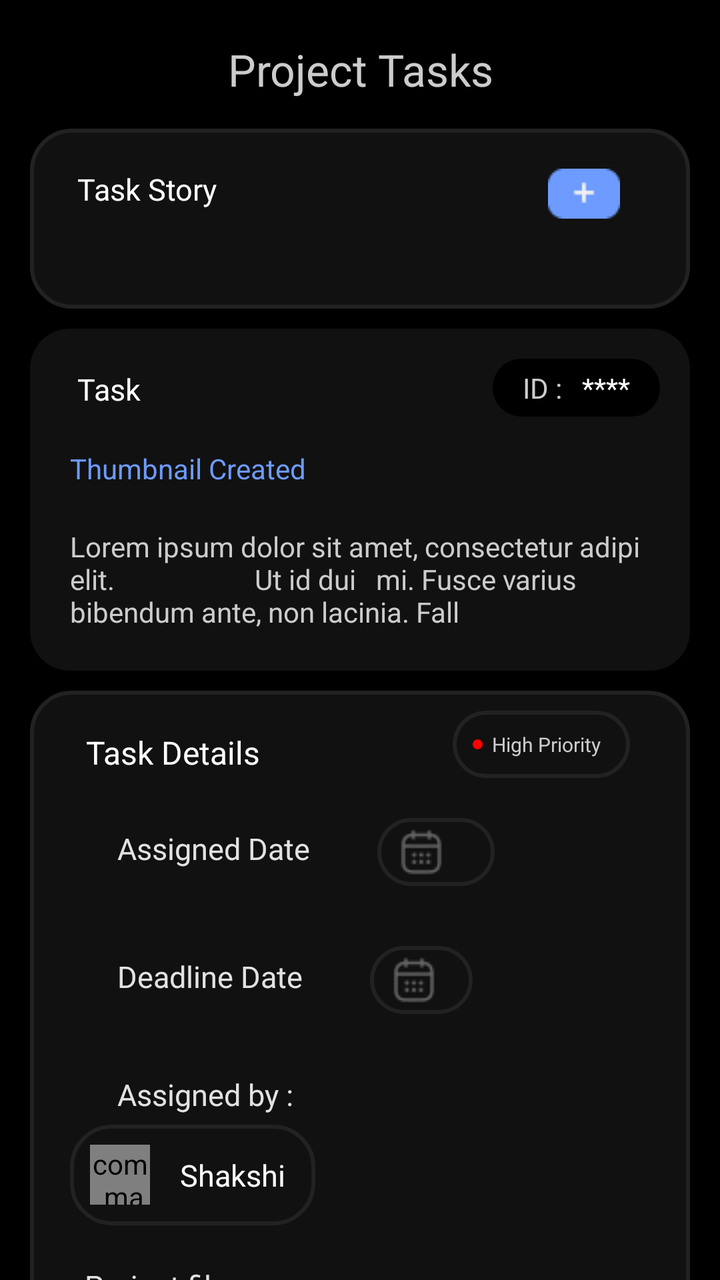
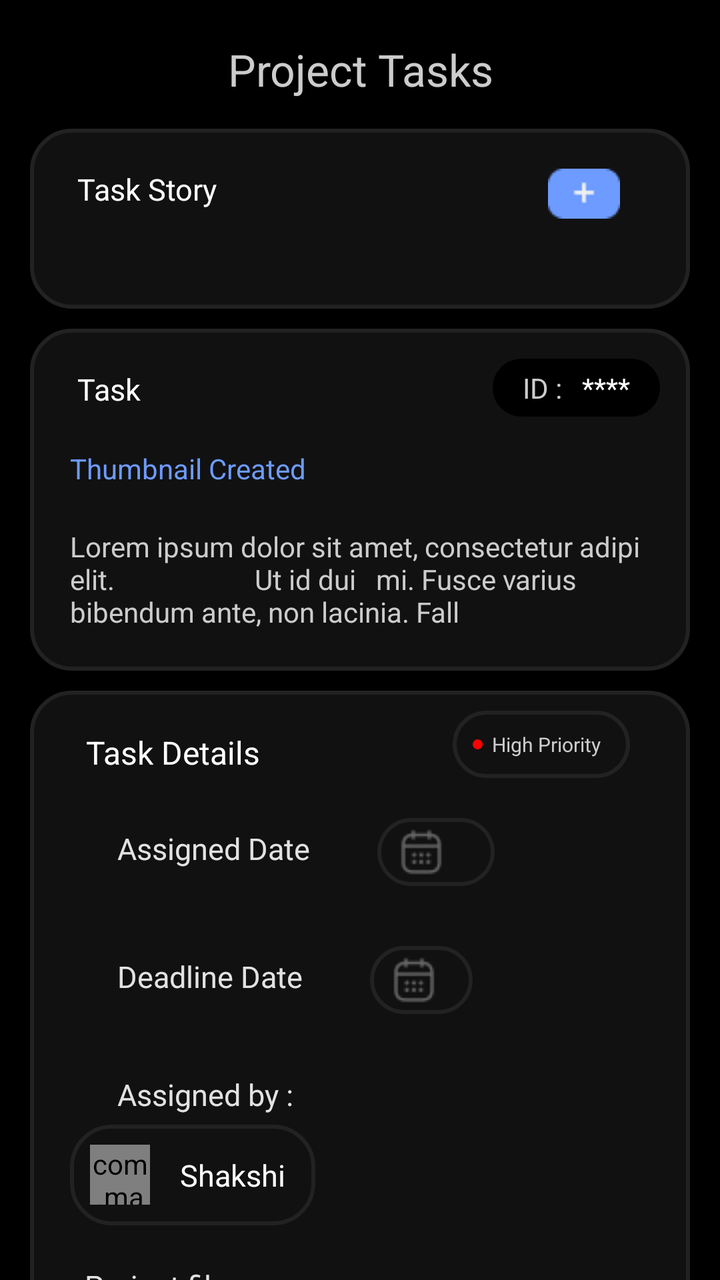

The first picture is an Android layout as it rendered before a commit; the second is the same layout after the commit. The layout source and the unified diff follow.
<!-- AndroidManifest.xml: application theme AppTheme -->
<!-- res/layout/fragment_story_view.xml -->
<?xml version="1.0" encoding="utf-8"?>
<layout xmlns:android="http://schemas.android.com/apk/res/android"
    xmlns:app="http://schemas.android.com/apk/res-auto">

    <ScrollView xmlns:tools="http://schemas.android.com/tools"
        android:layout_width="match_parent"
        android:layout_height="match_parent"
        android:background="@color/black"
        android:clickable="true"
        android:focusable="true">


        <LinearLayout
            android:layout_width="match_parent"
            android:layout_height="wrap_content"
            android:orientation="vertical"
            android:padding="@dimen/_10"
            tools:context=".manager.activity.SubTaskFragment">

            <TextView
                android:layout_width="match_parent"
                android:layout_height="wrap_content"
                android:layout_margin="@dimen/_10"
                android:gravity="center"
                android:text=" Project Tasks "
                android:textColor="@color/greyforText"
                android:textSize="22sp" />
            <LinearLayout
                android:layout_width="match_parent"
                android:layout_height="wrap_content"
                android:layout_margin="@dimen/_5dp"
                android:background="@drawable/dark_grey_bg"
                android:orientation="vertical"
                android:padding="@dimen/_10">

                <TextView
                    android:id="@+id/addStory"
                    android:layout_width="match_parent"
                    android:layout_height="wrap_content"
                    android:layout_margin="@dimen/_5dp"
                    android:drawableEnd="@drawable/plus"
                    android:padding="@dimen/_5dp"
                    android:paddingEnd="@dimen/_20dp"
                    android:text=" Task Story "
                    android:textColor="@color/white"
                    android:textSize="@dimen/_15" />

                <androidx.recyclerview.widget.RecyclerView
                    android:id="@+id/storyRecycler"
                    android:layout_width="match_parent"
                    android:layout_height="wrap_content"
                    android:layout_marginBottom="@dimen/_20dp"
                    android:layout_marginTop="@dimen/_5dp"
                    android:background="@drawable/grey_bg_rounded" />
            </LinearLayout>
            <RelativeLayout
                android:layout_width="match_parent"
                android:layout_height="wrap_content"
                android:layout_margin="@dimen/_5dp"
                android:background="@drawable/grey_bg_rounded"
                android:padding="@dimen/_10">

                <TextView
                    android:id="@+id/task"
                    android:layout_width="wrap_content"
                    android:layout_height="wrap_content"
                    android:layout_margin="@dimen/_5dp"
                    android:padding="@dimen/_5dp"
                    android:text=" Task "
                    android:textColor="@color/white"
                    android:textSize="@dimen/_15" />

                <TextView
                    android:id="@+id/heading"
                    android:layout_width="wrap_content"
                    android:layout_height="wrap_content"
                    android:layout_below="@id/task"
                    android:layout_margin="@dimen/_5dp"
                    android:padding="@dimen/_5dp"
                    android:text="Thumbnail Created"
                    android:textColor="@color/Blue" />

                <LinearLayout
                    android:id="@+id/firstlay"
                    android:layout_width="wrap_content"
                    android:layout_height="wrap_content"
                    android:layout_alignParentEnd="true"
                    android:layout_margin="@dimen/_5dp"
                    android:layout_marginStart="@dimen/_20dp"
                    android:layout_weight=".5"
                    android:background="@drawable/black_button"
                    android:padding="@dimen/_5dp">

                    <TextView
                        android:layout_width="wrap_content"
                        android:layout_height="wrap_content"
                        android:paddingStart="10dp"
                        android:text="ID :"
                        android:textColor="@color/greyforText" />

                    <TextView
                        android:id="@+id/id"
                        android:layout_width="wrap_content"
                        android:layout_height="wrap_content"
                        android:paddingStart="@dimen/_10"
                        android:paddingEnd="@dimen/_10"
                        android:text="****"
                        android:textColor="@color/white" />

                </LinearLayout>

                <TextView
                    android:id="@+id/details"
                    android:layout_width="match_parent"
                    android:layout_height="wrap_content"
                    android:layout_below="@+id/heading"
                    android:layout_margin="@dimen/_10dp"
                    android:text="Lorem ipsum dolor sit amet, consectetur adipi elit.
                    Ut id dui   mi. Fusce varius bibendum ante, non lacinia. Fall "
                    android:textColor="@color/greyforText" />


            </RelativeLayout>

            <RelativeLayout

                android:layout_width="match_parent"
                android:layout_height="wrap_content"
                android:layout_margin="@dimen/_5dp"
                android:background="@drawable/dark_grey_bg"
                android:padding="@dimen/_10">

                <TextView
                    android:layout_width="wrap_content"
                    android:layout_height="wrap_content"
                    android:layout_marginStart="@dimen/_10"
                    android:layout_marginTop="@dimen/_10"
                    android:gravity="start"
                    android:text="  Task Details"
                    android:textColor="@color/white"
                    android:textSize="16sp" />

                <TextView
                    android:id="@+id/priorityy"
                    android:layout_width="wrap_content"
                    android:layout_height="wrap_content"
                    android:layout_alignParentEnd="true"
                    android:layout_marginEnd="@dimen/_20dp"
                    android:background="@drawable/dark_grey_bg"
                    android:drawableStart="@drawable/red_dot"
                    android:padding="@dimen/_10"
                    android:text="  High Priority  "
                    android:textColor="@color/greyforText"
                    android:textSize="@dimen/_10" />

                <LinearLayout
                    android:id="@+id/assignedDetail"
                    android:layout_width="match_parent"
                    android:layout_height="wrap_content"
                    android:layout_below="@+id/priorityy"
                    android:layout_margin="@dimen/_10"
                    android:orientation="horizontal">

                    <TextView
                        android:layout_width="wrap_content"
                        android:layout_height="wrap_content"
                        android:layout_marginStart="@dimen/_20dp"
                        android:layout_marginTop="@dimen/_10"
                        android:gravity="start"
                        android:text=" Assigned Date "
                        android:textColor="#E2E2E2"
                        android:textSize="15sp" />

                    <TextView
                        android:id="@+id/createdDate"
                        android:layout_width="wrap_content"
                        android:layout_height="wrap_content"
                        android:layout_below="@+id/priorityy"
                        android:layout_marginStart="@dimen/_30dp"
                        android:layout_marginTop="@dimen/_10"
                        android:layout_toEndOf="@+id/due"
                        android:background="@drawable/dark_grey_bg"
                        android:drawableStart="@drawable/calender2"
                        android:gravity="start"
                        android:paddingStart="10dp"
                        android:paddingTop="5dp"
                        android:paddingEnd="10dp"
                        android:paddingBottom="5dp"
                        android:text="    "
                        android:textColor="#D3D3D3"
                        android:textSize="15sp" />
                </LinearLayout>

                <LinearLayout
                    android:id="@+id/deadlineDetails"
                    android:layout_width="match_parent"
                    android:layout_height="wrap_content"
                    android:layout_below="@+id/assignedDetail"
                    android:layout_margin="@dimen/_10"
                    android:orientation="horizontal">

                    <TextView
                        android:layout_width="wrap_content"
                        android:layout_height="wrap_content"
                        android:layout_marginStart="@dimen/_20dp"
                        android:layout_marginTop="@dimen/_10"
                        android:gravity="start"
                        android:text=" Deadline Date "
                        android:textColor="#E2E2E2"
                        android:textSize="15sp" />

                    <TextView
                        android:id="@+id/DeadlineDate"
                        android:layout_width="wrap_content"
                        android:layout_height="wrap_content"
                        android:layout_below="@+id/priorityy"
                        android:layout_marginStart="@dimen/_30dp"
                        android:layout_marginTop="@dimen/_10"
                        android:layout_toEndOf="@+id/due"
                        android:background="@drawable/dark_grey_bg"
                        android:drawableStart="@drawable/calender2"
                        android:gravity="start"
                        android:paddingStart="10dp"
                        android:paddingTop="5dp"
                        android:paddingEnd="10dp"
                        android:paddingBottom="5dp"
                        android:text="  "
                        android:textColor="#D3D3D3"
                        android:textSize="15sp" />
                </LinearLayout>

                <LinearLayout
                    android:id="@+id/memberdetail"
                    android:layout_width="match_parent"
                    android:layout_height="wrap_content"
                    android:layout_below="@+id/deadlineDetails"
                    android:layout_margin="@dimen/_10"
                    android:orientation="vertical">

                    <TextView
                        android:layout_width="wrap_content"
                        android:layout_height="wrap_content"
                        android:layout_marginStart="@dimen/_20dp"
                        android:layout_marginTop="@dimen/_10"
                        android:gravity="start"
                        android:text=" Assigned by :"
                        android:textColor="#E2E2E2"
                        android:textSize="15sp" />

                    <LinearLayout
                        android:id="@+id/memberLay"
                        android:layout_width="wrap_content"
                        android:layout_height="wrap_content"
                        android:layout_marginTop="@dimen/_5dp"
                        android:background="@drawable/dark_grey_bg"
                        android:padding="@dimen/_10dp">

                        <com.makeramen.roundedimageview.RoundedImageView
                            android:id="@+id/profilephoto"
                            android:layout_width="30dp"
                            android:layout_height="30dp"
                            android:src="@drawable/profilephoto"
                            app:riv_oval="true" />

                        <TextView
                            android:id="@+id/assignedBY"
                            android:layout_width="wrap_content"
                            android:layout_height="wrap_content"
                            android:layout_margin="@dimen/_5dp"
                            android:fontFamily="@font/dm_sans"
                            android:paddingStart="@dimen/_10"
                            android:text="Shakshi"
                            android:textColor="@color/white"
                            android:textSize="@dimen/_15" />

                    </LinearLayout>


                </LinearLayout>

                <TextView
                    android:id="@+id/file"
                    android:layout_width="wrap_content"
                    android:layout_height="wrap_content"
                    android:layout_below="@+id/memberdetail"
                    android:layout_marginStart="@dimen/_10dp"
                    android:layout_marginTop="@dimen/_10"
                    android:gravity="start"
                    android:text="  Project files: "
                    android:textColor="#E2E2E2"
                    android:textSize="15sp" />

                <LinearLayout
                    android:id="@+id/fileView"
                    android:layout_width="wrap_content"
                    android:layout_height="wrap_content"
                    android:layout_below="@+id/file"
                    android:layout_marginStart="10dp"
                    android:layout_marginTop="@dimen/_5dp"
                    android:background="@drawable/dark_grey_bg"
                    android:padding="10dp">

                    <ImageView
                        android:layout_width="15dp"
                        android:layout_height="15dp"
                        android:layout_marginStart="@dimen/_5dp"
                        android:src="@drawable/baseline_insert_drive_file_24" />

                    <TextView
                        android:id="@+id/textName"
                        android:layout_width="wrap_content"
                        android:layout_height="wrap_content"
                        android:layout_marginStart="@dimen/_5dp"
                        android:fontFamily="@font/dm_sans"
                        android:text=" File 1"
                        android:textColor="@color/white" />
                </LinearLayout>

                <LinearLayout
                    android:id="@+id/statusDetail"
                    android:layout_width="match_parent"
                    android:layout_height="wrap_content"
                    android:layout_below="@+id/fileView"
                    android:layout_margin="@dimen/_10"
                    android:orientation="vertical">

                    <TextView
                        android:layout_width="wrap_content"
                        android:layout_height="wrap_content"
                        android:layout_marginStart="@dimen/_20dp"
                        android:layout_marginTop="@dimen/_10"
                        android:gravity="start"
                        android:text=" Task Status :"
                        android:textColor="#E2E2E2"
                        android:textSize="15sp" />

                    <LinearLayout
                        android:layout_width="wrap_content"
                        android:layout_height="wrap_content"
                        android:layout_margin="@dimen/_5dp"
                        android:layout_marginStart="@dimen/_20dp"
                        android:layout_weight=".5"
                        android:background="@drawable/black_button"
                        android:gravity="center"
                        android:paddingStart="@dimen/_20dp"
                        android:paddingTop="@dimen/_5dp"
                        android:paddingEnd="@dimen/_30dp"
                        android:paddingBottom="@dimen/_5dp">


                        <ImageView
                            android:layout_width="10dp"
                            android:layout_height="15dp"
                            android:layout_marginStart="@dimen/_5dp"
                            android:src="@drawable/green_dot" />

                        <TextView
                            android:id="@+id/status"
                            android:layout_width="wrap_content"
                            android:layout_height="wrap_content"
                            android:paddingStart="10dp"
                            android:text="In Progress"
                            android:textColor="@color/greyforText" />

                    </LinearLayout>


                </LinearLayout>

                <LinearLayout
                    android:layout_width="match_parent"
                    android:layout_height="wrap_content"
                    android:layout_below="@+id/statusDetail"
                    android:layout_margin="@dimen/_10"
                    android:orientation="vertical">

                    <TextView
                        android:layout_width="wrap_content"
                        android:layout_height="wrap_content"
                        android:layout_marginStart="@dimen/_20dp"
                        android:layout_marginTop="@dimen/_10"
                        android:gravity="start"
                        android:text=" Task Last Update  "
                        android:textColor="#E2E2E2"
                        android:textSize="15sp" />

                    <TextView
                        android:id="@+id/updateDate"
                        android:layout_width="wrap_content"
                        android:layout_height="wrap_content"
                        android:layout_below="@+id/priorityy"
                        android:layout_marginStart="@dimen/_30dp"
                        android:layout_marginTop="@dimen/_10"
                        android:layout_toEndOf="@+id/due"
                        android:background="@drawable/dark_grey_bg"
                        android:drawableStart="@drawable/calender2"
                        android:gravity="start"
                        android:paddingStart="10dp"
                        android:paddingTop="5dp"
                        android:paddingEnd="10dp"
                        android:paddingBottom="5dp"
                        android:text="    "
                        android:textColor="#D3D3D3"
                        android:textSize="15sp" />


                </LinearLayout>

            </RelativeLayout>


        </LinearLayout>
    </ScrollView>

</layout>
<!-- resources referenced by this layout -->
<resources>
  <color name="Blue">#6D9BFF</color>
  <color name="black">#FF000000</color>
  <color name="greyforText">#CCCCCC</color>
  <color name="white">#FFFFFF</color>
  <dimen name="_10">10dp</dimen>
  <dimen name="_10dp">10dp</dimen>
  <dimen name="_15">15dp</dimen>
  <dimen name="_20dp">20dp</dimen>
  <dimen name="_30dp">30dp</dimen>
  <dimen name="_5dp">5dp</dimen>
  <!-- drawable baseline_insert_drive_file_24 (drawable) -->
  <vector xmlns:android="http://schemas.android.com/apk/res/android" android:alpha="0.88" android:autoMirrored="true" android:height="24dp" android:tint="#E0DEDE" android:viewportHeight="24" android:viewportWidth="24" android:width="24dp">
        
      <path android:fillColor="@android:color/white" android:pathData="M6,2c-1.1,0 -1.99,0.9 -1.99,2L4,20c0,1.1 0.89,2 1.99,2L18,22c1.1,0 2,-0.9 2,-2L20,8l-6,-6L6,2zM13,9L13,3.5L18.5,9L13,9z"/>
      
  </vector>
  <!-- drawable black_button (drawable) -->
  <shape xmlns:android="http://schemas.android.com/apk/res/android"
      android:shape="rectangle">
      <solid android:color="#000000"/>
      <corners android:radius="25dp" /> 
  </shape>
  <!-- drawable calender2: png bitmap (drawable, 791 bytes) -->
  <!-- drawable dark_grey_bg (drawable) -->
  <?xml version="1.0" encoding="utf-8"?>
  <shape xmlns:android="http://schemas.android.com/apk/res/android"
      android:shape="rectangle">
      <solid android:color="@color/greyBackground"/>
      <corners android:radius="@dimen/_20dp"/>
      <stroke
          android:width="2dp" android:color="@color/strokeBlack"/>
  </shape>
  <!-- drawable green_dot (drawable) -->
  <?xml version="1.0" encoding="utf-8"?>
  <shape xmlns:android="http://schemas.android.com/apk/res/android"
      android:shape="oval">
      <solid android:color="#2eb85c" /> 
      <size android:width="8dp" android:height="8dp" /> 
  </shape>
  <!-- drawable grey_bg_rounded (drawable) -->
  <?xml version="1.0" encoding="utf-8"?>
  <shape xmlns:android="http://schemas.android.com/apk/res/android"
      android:shape="rectangle">
  <solid android:color="@color/greyBackground"/>
      <corners android:radius="@dimen/_20dp"/>
  </shape>
  <!-- drawable plus: png bitmap (drawable, 480 bytes) -->
  <!-- drawable profilephoto: png bitmap (drawable, 10711 bytes) -->
  <!-- drawable red_dot (drawable) -->
  <?xml version="1.0" encoding="utf-8"?>
  <shape xmlns:android="http://schemas.android.com/apk/res/android"
      android:shape="oval">
      <solid android:color="#FF0000" /> 
      <size android:width="5dp" android:height="5dp" /> 
  </shape>
  <style name="AppTheme" parent="Theme.MaterialComponents.Light.NoActionBar">
          <item name="colorPrimaryDark">@color/black</item>
          <item name="colorSurface">@color/white</item>
      </style>
  <color name="greyBackground">#111111</color>
  <color name="strokeBlack">#222222</color>
</resources>

<!-- the commit's change to res/layout/fragment_story_view.xml (unified diff, before → after) -->
@@ -57,7 +57,7 @@
                 android:layout_width="match_parent"
                 android:layout_height="wrap_content"
                 android:layout_margin="@dimen/_5dp"
-                android:background="@drawable/grey_bg_rounded"
+                android:background="@drawable/dark_grey_bg"
                 android:padding="@dimen/_10">
 
                 <TextView
